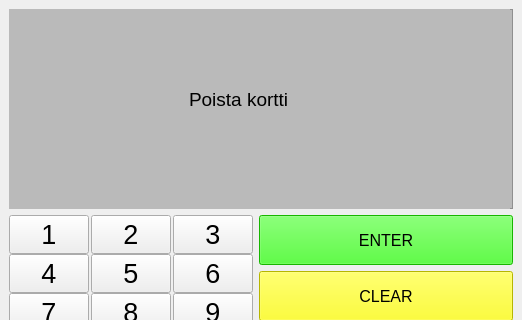
This is bank-automat/mainwindow.ui in JohWid1/BankSimulRyhmatyo as Qt 5 draws it before an edit; both pictures show x 0 to 522 and y 0 to 320 of the 522 by 546 pixel window. The edited form follows.
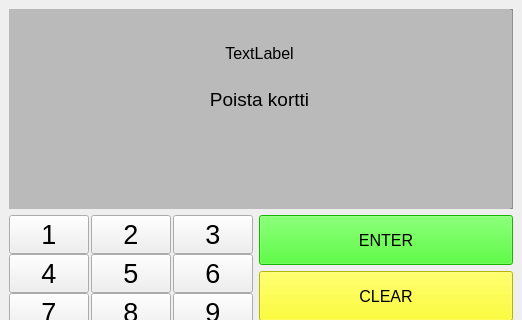
This is the edited form. The open tabs and pages were chosen to show the change.

Commit message: Pin koodi väärin kolme kertaa niin käskee poistamaan kortin. Hieman kaunistelin muutamaa ikkunaa

What changed in the file:
```diff
--- a/bank-automat/mainwindow.ui
+++ b/bank-automat/mainwindow.ui
@@ -492,9 +492,9 @@
             <widget class="QLabel" name="label_2">
              <property name="geometry">
               <rect>
-               <x>180</x>
+               <x>0</x>
                <y>70</y>
-               <width>161</width>
+               <width>501</width>
                <height>41</height>
               </rect>
              </property>
@@ -509,6 +509,30 @@
              </property>
              <property name="text">
               <string>Poista kortti</string>
+             </property>
+             <property name="alignment">
+              <set>Qt::AlignCenter</set>
+             </property>
+            </widget>
+            <widget class="QLabel" name="labelPoistaKorttiInfo">
+             <property name="geometry">
+              <rect>
+               <x>0</x>
+               <y>29</y>
+               <width>501</width>
+               <height>31</height>
+              </rect>
+             </property>
+             <property name="font">
+              <font>
+               <pointsize>12</pointsize>
+              </font>
+             </property>
+             <property name="text">
+              <string>TextLabel</string>
+             </property>
+             <property name="alignment">
+              <set>Qt::AlignCenter</set>
              </property>
             </widget>
            </widget>
```
Left out of the diff: 24 changed lines with no effect on the pictures. The commit also changes 2 other files.
